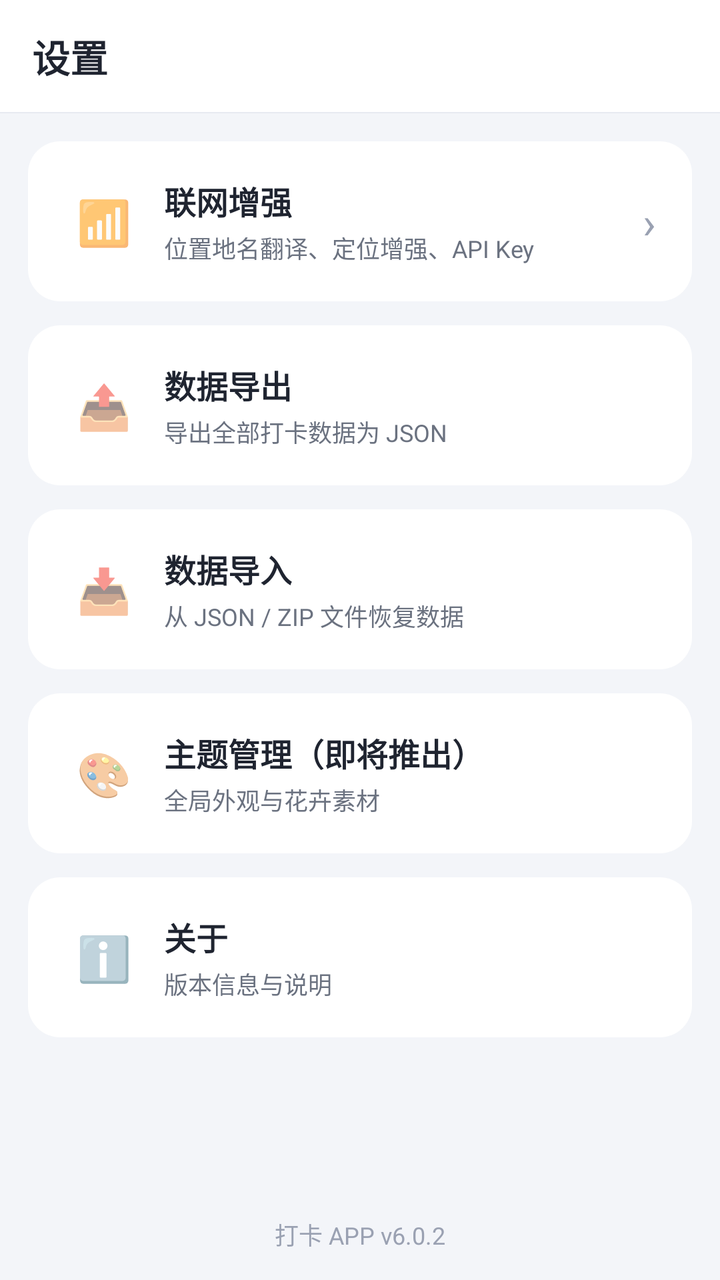
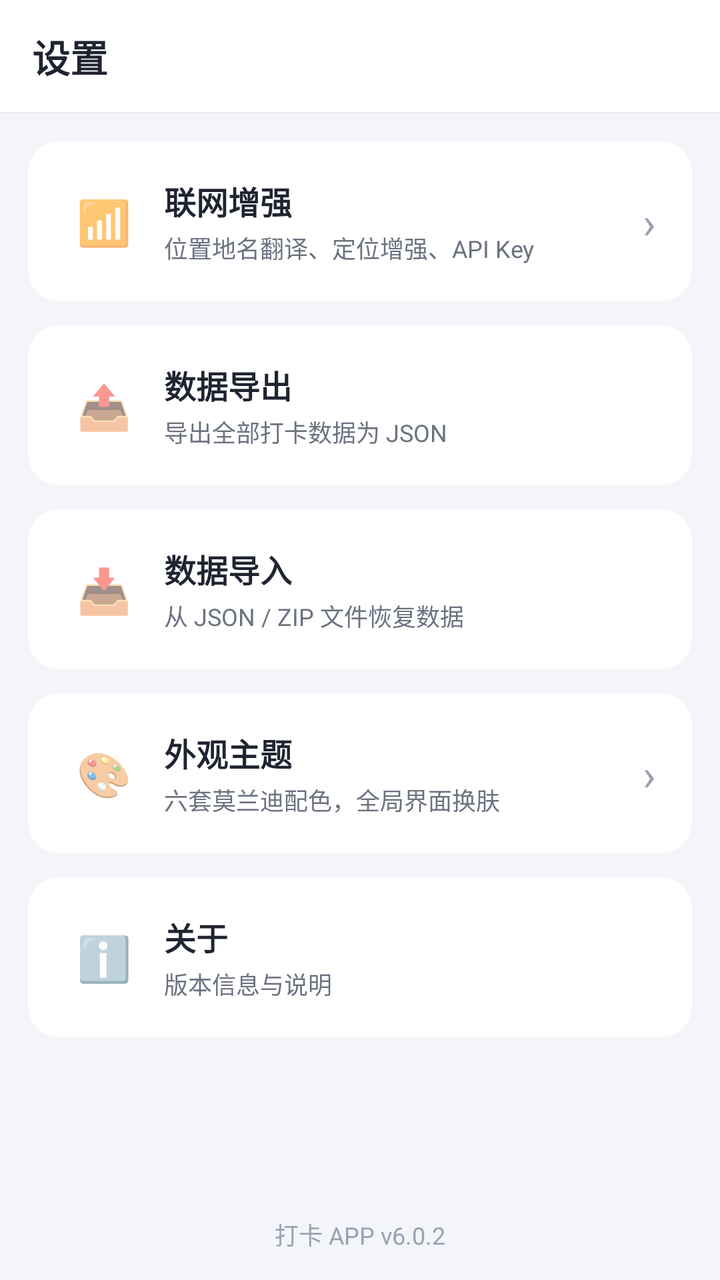

Before-and-after screenshots of an Android layout around one commit, followed by the original layout XML and the change that was made.
<!-- AndroidManifest.xml: application theme Theme.Checkin -->
<!-- res/layout/fragment_settings.xml -->
<?xml version="1.0" encoding="utf-8"?>
<LinearLayout xmlns:android="http://schemas.android.com/apk/res/android"
    android:layout_width="match_parent"
    android:layout_height="match_parent"
    android:background="@color/bg_page"
    android:orientation="vertical">

    <LinearLayout
        android:layout_width="match_parent"
        android:layout_height="56dp"
        android:background="@color/white"
        android:gravity="center_vertical"
        android:paddingHorizontal="16dp">
        <TextView
            android:layout_width="wrap_content"
            android:layout_height="wrap_content"
            android:text="设置"
            android:textColor="@color/text_primary"
            android:textSize="19sp"
            android:textStyle="bold" />
    </LinearLayout>
    <View android:layout_width="match_parent" android:layout_height="0.5dp" android:background="@color/divider" />

    <ScrollView
        android:layout_width="match_parent"
        android:layout_height="0dp"
        android:layout_weight="1"
        android:fillViewport="true"
        android:scrollbars="none">

    <LinearLayout
        android:layout_width="match_parent"
        android:layout_height="wrap_content"
        android:orientation="vertical"
        android:padding="14dp">

        
        <LinearLayout
            android:id="@+id/item_net"
            android:layout_width="match_parent"
            android:layout_height="wrap_content"
            android:background="@drawable/bg_card"
            android:clickable="true"
            android:focusable="true"
            android:gravity="center_vertical"
            android:orientation="horizontal"
            android:padding="18dp">
            <TextView android:layout_width="40dp" android:layout_height="40dp" android:gravity="center" android:text="📶" android:textSize="22sp" />
            <LinearLayout android:layout_width="0dp" android:layout_height="wrap_content" android:layout_marginStart="10dp" android:layout_weight="1" android:orientation="vertical">
                <TextView android:layout_width="wrap_content" android:layout_height="wrap_content" android:text="联网增强" android:textColor="@color/text_primary" android:textSize="16sp" android:textStyle="bold"/>
                <TextView android:layout_width="wrap_content" android:layout_height="wrap_content" android:layout_marginTop="3dp" android:text="位置地名翻译、定位增强、API Key" android:textColor="@color/text_secondary" android:textSize="12sp"/>
            </LinearLayout>
            <TextView android:layout_width="wrap_content" android:layout_height="wrap_content" android:text="›" android:textColor="@color/text_hint" android:textSize="22sp" />
        </LinearLayout>

        <LinearLayout
            android:id="@+id/item_export"
            android:layout_width="match_parent"
            android:layout_height="wrap_content"
            android:layout_marginTop="12dp"
            android:background="@drawable/bg_card"
            android:clickable="true"
            android:focusable="true"
            android:gravity="center_vertical"
            android:orientation="horizontal"
            android:padding="18dp">
            <TextView android:layout_width="40dp" android:layout_height="40dp" android:gravity="center" android:text="📤" android:textSize="22sp" />
            <LinearLayout android:layout_width="0dp" android:layout_height="wrap_content" android:layout_marginStart="10dp" android:layout_weight="1" android:orientation="vertical">
                <TextView android:layout_width="wrap_content" android:layout_height="wrap_content" android:text="数据导出" android:textColor="@color/text_primary" android:textSize="16sp" android:textStyle="bold"/>
                <TextView android:layout_width="wrap_content" android:layout_height="wrap_content" android:layout_marginTop="3dp" android:text="导出全部打卡数据为 JSON" android:textColor="@color/text_secondary" android:textSize="12sp"/>
            </LinearLayout>
        </LinearLayout>

        <LinearLayout
            android:id="@+id/item_import"
            android:layout_width="match_parent"
            android:layout_height="wrap_content"
            android:layout_marginTop="12dp"
            android:background="@drawable/bg_card"
            android:clickable="true"
            android:focusable="true"
            android:gravity="center_vertical"
            android:orientation="horizontal"
            android:padding="18dp">
            <TextView android:layout_width="40dp" android:layout_height="40dp" android:gravity="center" android:text="📥" android:textSize="22sp" />
            <LinearLayout android:layout_width="0dp" android:layout_height="wrap_content" android:layout_marginStart="10dp" android:layout_weight="1" android:orientation="vertical">
                <TextView android:layout_width="wrap_content" android:layout_height="wrap_content" android:text="数据导入" android:textColor="@color/text_primary" android:textSize="16sp" android:textStyle="bold"/>
                <TextView android:layout_width="wrap_content" android:layout_height="wrap_content" android:layout_marginTop="3dp" android:text="从 JSON / ZIP 文件恢复数据" android:textColor="@color/text_secondary" android:textSize="12sp"/>
            </LinearLayout>
        </LinearLayout>

        <LinearLayout
            android:id="@+id/item_theme"
            android:layout_width="match_parent"
            android:layout_height="wrap_content"
            android:layout_marginTop="12dp"
            android:background="@drawable/bg_card"
            android:clickable="true"
            android:focusable="true"
            android:gravity="center_vertical"
            android:orientation="horizontal"
            android:padding="18dp">
            <TextView android:layout_width="40dp" android:layout_height="40dp" android:gravity="center" android:text="🎨" android:textSize="22sp" />
            <LinearLayout android:layout_width="0dp" android:layout_height="wrap_content" android:layout_marginStart="10dp" android:layout_weight="1" android:orientation="vertical">
                <TextView android:layout_width="wrap_content" android:layout_height="wrap_content" android:text="主题管理（即将推出）" android:textColor="@color/text_primary" android:textSize="16sp" android:textStyle="bold"/>
                <TextView android:layout_width="wrap_content" android:layout_height="wrap_content" android:layout_marginTop="3dp" android:text="全局外观与花卉素材" android:textColor="@color/text_secondary" android:textSize="12sp"/>
            </LinearLayout>
        </LinearLayout>

        <LinearLayout
            android:id="@+id/item_about"
            android:layout_width="match_parent"
            android:layout_height="wrap_content"
            android:layout_marginTop="12dp"
            android:background="@drawable/bg_card"
            android:clickable="true"
            android:focusable="true"
            android:gravity="center_vertical"
            android:orientation="horizontal"
            android:padding="18dp">
            <TextView android:layout_width="40dp" android:layout_height="40dp" android:gravity="center" android:text="ℹ️" android:textSize="22sp" />
            <LinearLayout android:layout_width="0dp" android:layout_height="wrap_content" android:layout_marginStart="10dp" android:layout_weight="1" android:orientation="vertical">
                <TextView android:layout_width="wrap_content" android:layout_height="wrap_content" android:text="关于" android:textColor="@color/text_primary" android:textSize="16sp" android:textStyle="bold"/>
                <TextView android:layout_width="wrap_content" android:layout_height="wrap_content" android:layout_marginTop="3dp" android:text="版本信息与说明" android:textColor="@color/text_secondary" android:textSize="12sp"/>
            </LinearLayout>
        </LinearLayout>

        <View android:layout_width="match_parent" android:layout_height="0dp" android:layout_weight="1" />

        <TextView
            android:layout_width="match_parent"
            android:layout_height="wrap_content"
            android:gravity="center"
            android:id="@+id/tv_version" android:text="打卡 APP v6.0.2"
            android:textColor="@color/text_hint"
            android:textSize="12sp" />
    </LinearLayout>
    </ScrollView>
</LinearLayout>
<!-- resources referenced by this layout -->
<resources>
  <color name="bg_page">#F3F5F9</color>
  <color name="divider">#E7EAF1</color>
  <color name="text_hint">#9AA1B2</color>
  <color name="text_primary">#1F2430</color>
  <color name="text_secondary">#6B7280</color>
  <color name="white">#FFFFFF</color>
  <!-- drawable bg_card (drawable) -->
  <?xml version="1.0" encoding="utf-8"?>
  <shape xmlns:android="http://schemas.android.com/apk/res/android" android:shape="rectangle">
      <solid android:color="@color/bg_card" />
      <corners android:radius="16dp" />
  </shape>
  <style name="Theme.Checkin" parent="Theme.MaterialComponents.Light.NoActionBar">
          <item name="colorPrimary">@color/brand</item>
          <item name="colorPrimaryDark">@color/brand_dark</item>
          <item name="colorAccent">@color/brand</item>
          <item name="android:windowBackground">@color/bg_page</item>
          <item name="android:statusBarColor">@color/white</item>
          <item name="android:windowLightStatusBar">true</item>
          <item name="android:textColorPrimary">@color/text_primary</item>
          <item name="android:textColorSecondary">@color/text_secondary</item>
          <item name="bottomNavigationStyle">@style/Widget.Checkin.BottomNav</item>
      </style>
  <color name="bg_card">#FFFFFF</color>
  <color name="brand">#39C5BB</color>
  <color name="brand_dark">#1F9C94</color>
  <style name="Widget.Checkin.BottomNav" parent="Widget.MaterialComponents.BottomNavigationView">
          <item name="itemTextColor">@color/nav_tint</item>
          <item name="itemIconTint">@color/nav_tint</item>
          <item name="backgroundTint">@color/white</item>
          <item name="elevation">10dp</item>
          <item name="labelVisibilityMode">labeled</item>
      </style>
</resources>

<!-- the commit's change to res/layout/fragment_settings.xml (unified diff, before → after) -->
@@ -102,9 +102,10 @@
             android:padding="18dp">
             <TextView android:layout_width="40dp" android:layout_height="40dp" android:gravity="center" android:text="🎨" android:textSize="22sp" />
             <LinearLayout android:layout_width="0dp" android:layout_height="wrap_content" android:layout_marginStart="10dp" android:layout_weight="1" android:orientation="vertical">
-                <TextView android:layout_width="wrap_content" android:layout_height="wrap_content" android:text="主题管理（即将推出）" android:textColor="@color/text_primary" android:textSize="16sp" android:textStyle="bold"/>
-                <TextView android:layout_width="wrap_content" android:layout_height="wrap_content" android:layout_marginTop="3dp" android:text="全局外观与花卉素材" android:textColor="@color/text_secondary" android:textSize="12sp"/>
+                <TextView android:layout_width="wrap_content" android:layout_height="wrap_content" android:text="外观主题" android:textColor="@color/text_primary" android:textSize="16sp" android:textStyle="bold"/>
+                <TextView android:layout_width="wrap_content" android:layout_height="wrap_content" android:layout_marginTop="3dp" android:text="六套莫兰迪配色，全局界面换肤" android:textColor="@color/text_secondary" android:textSize="12sp"/>
             </LinearLayout>
+            <TextView android:layout_width="wrap_content" android:layout_height="wrap_content" android:text="›" android:textColor="@color/text_hint" android:textSize="22sp" />
         </LinearLayout>
 
         <LinearLayout
